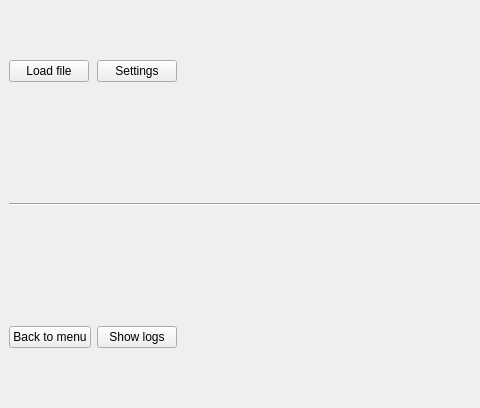
Above: arrhythmia/interface/resources/predict.ui from tomsoonn/arrhythmia-prediction before the change; both pictures show x 0 to 480 and y 205 to 613 of the 1000 by 700 pixel window. Below: the same form after it.
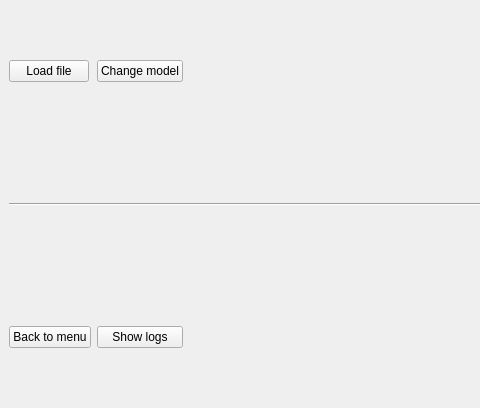
That is the form after the change.

Diff of the .ui file:
```diff
--- a/arrhythmia/interface/resources/predict.ui
+++ b/arrhythmia/interface/resources/predict.ui
@@ -77,7 +77,7 @@
        </sizepolicy>
       </property>
       <property name="text">
-       <string>Settings</string>
+       <string>Change model</string>
       </property>
      </widget>
     </item>
```
